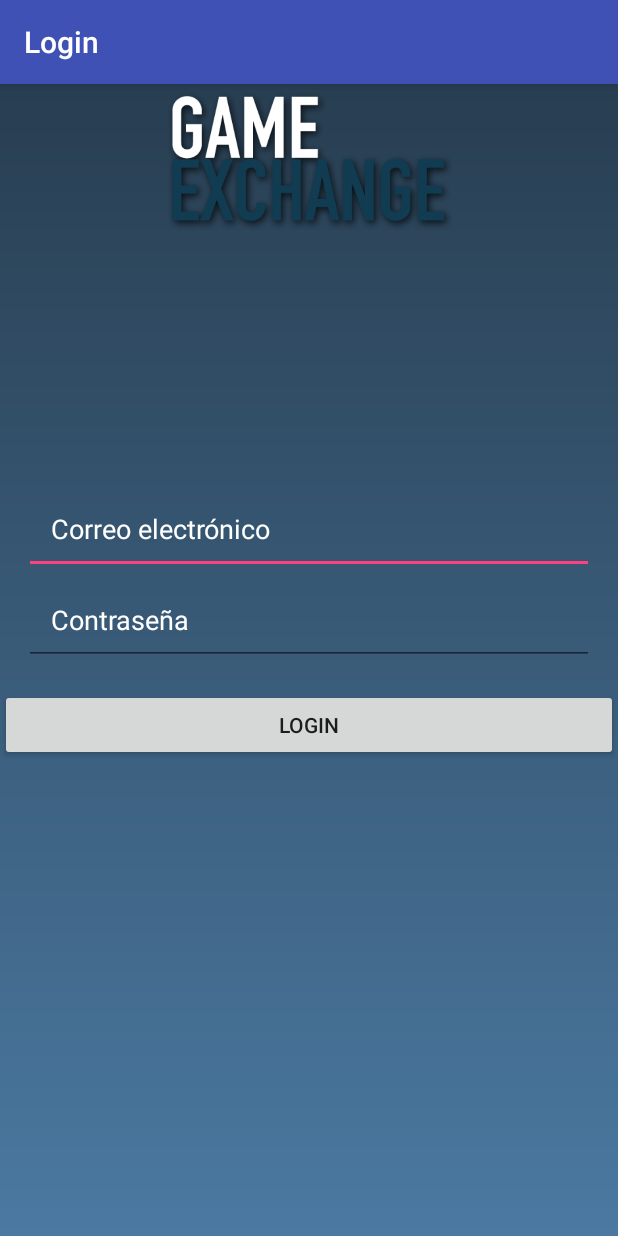
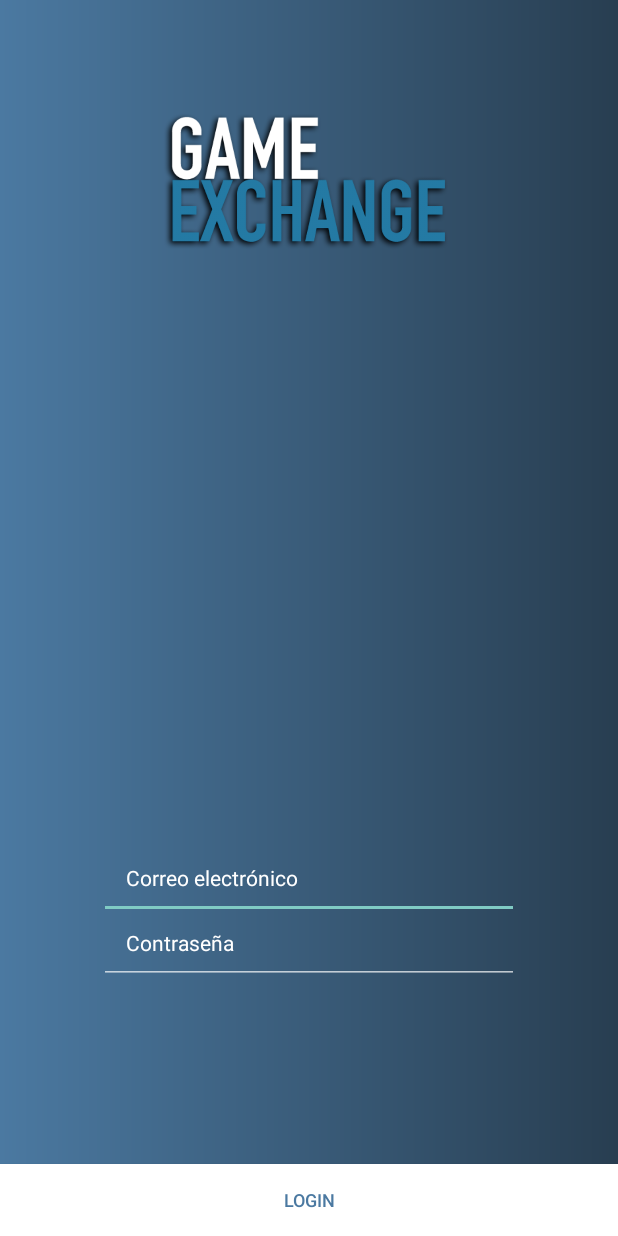
Before and after one commit to JoonGB/GameExangeApp, an Android app: the LoginActivity screen opened directly, with no data from a screen before it, on a phone screen of 412 x 824 dp. Run offline under Robolectric (Android 15) with nearby library versions, the phone set to English and light mode, and no system bars; 8 statements that could not run were skipped.

```diff
--- a/app/src/main/AndroidManifest.xml
+++ b/app/src/main/AndroidManifest.xml
@@ -12,7 +12,7 @@
         android:icon="@mipmap/ic_launcher"
         android:label="@string/app_name"
         android:supportsRtl="true"
-        android:theme="@style/AppTheme">
+        android:theme="@style/Theme.AppCompat.NoActionBar">
         <activity android:name=".MainActivity">
             <intent-filter>
                 <action android:name="android.intent.action.MAIN" />
--- a/app/src/main/res/drawable/login_background.xml
+++ b/app/src/main/res/drawable/login_background.xml
@@ -2,9 +2,9 @@
 <shape xmlns:android="http://schemas.android.com/apk/res/android">
 
     <gradient
-        android:angle="90"
-        android:startColor="#4B79A1"
-        android:endColor="#283E51"
+        android:angle="180"
+        android:startColor="#283E51"
+        android:endColor="#4B79A1"
         android:type="linear"/>
 
 </shape>
--- a/app/src/main/res/layout/activity_login.xml
+++ b/app/src/main/res/layout/activity_login.xml
@@ -1,48 +1,86 @@
 <?xml version="1.0" encoding="utf-8"?>
-<LinearLayout xmlns:android="http://schemas.android.com/apk/res/android"
+<android.support.constraint.ConstraintLayout xmlns:android="http://schemas.android.com/apk/res/android"
+    xmlns:app="http://schemas.android.com/apk/res-auto"
+    xmlns:tools="http://schemas.android.com/tools"
     android:layout_width="match_parent"
     android:layout_height="match_parent"
     android:background="@drawable/login_background"
     android:orientation="vertical">
 
     <ImageView
-        android:layout_width="200dp"
+        android:id="@+id/imageView"
+        android:layout_width="0dp"
         android:layout_height="100dp"
-        android:layout_gravity="center"
-        android:src="@drawable/logo" />
+        android:layout_marginTop="70dp"
+        android:src="@drawable/logo"
+        app:layout_constraintHorizontal_bias="0.0"
+        app:layout_constraintLeft_toLeftOf="parent"
+        app:layout_constraintRight_toRightOf="parent"
+        app:layout_constraintTop_toTopOf="parent"
+        app:srcCompat="@drawable/logo"
+        tools:layout_constraintLeft_creator="1"
+        tools:layout_constraintRight_creator="1"
+        tools:layout_constraintTop_creator="1" />
 
-    <LinearLayout
-        android:layout_width="match_parent"
-        android:layout_height="wrap_content"
-        android:layout_marginTop="150dp"
-        android:orientation="vertical"
-        android:padding="16dp">
 
     <EditText
         android:id="@+id/user"
-            android:layout_width="match_parent"
+        android:layout_width="0dp"
         android:layout_height="wrap_content"
+        android:layout_marginBottom="-12dp"
+        android:layout_marginEnd="0dp"
+        android:layout_marginLeft="0dp"
+        android:layout_marginRight="0dp"
+        android:layout_marginStart="0dp"
         android:hint="Correo electrónico"
         android:padding="18dp"
         android:textColor="@android:color/white"
-            android:textColorHint="@android:color/white" />
+        android:textColorHint="@android:color/white"
+        android:textSize="14sp"
+        app:layout_constraintBottom_toTopOf="@+id/password"
+        app:layout_constraintHorizontal_bias="0.0"
+        app:layout_constraintLeft_toLeftOf="@+id/password"
+        app:layout_constraintRight_toRightOf="@+id/password"
+        tools:layout_constraintBottom_creator="1"
+        tools:layout_constraintLeft_creator="1"
+        tools:layout_constraintRight_creator="1" />
 
     <EditText
         android:id="@+id/password"
-            android:layout_width="match_parent"
+        android:layout_width="280dp"
         android:layout_height="wrap_content"
+        android:layout_marginLeft="32dp"
         android:hint="Contraseña"
         android:padding="18dp"
         android:textColor="@android:color/white"
-            android:textColorHint="@android:color/white" />
+        android:textColorHint="@android:color/white"
+        android:textSize="14sp"
+        app:layout_constraintLeft_toLeftOf="parent"
+        tools:layout_conversion_absoluteHeight="57dp"
+        tools:layout_conversion_absoluteWidth="328dp"
+        tools:layout_conversion_absoluteX="16dp"
+        tools:layout_conversion_absoluteY="323dp"
+        android:layout_marginRight="32dp"
+        app:layout_constraintRight_toRightOf="parent"
+        android:layout_marginBottom="120dp"
+        app:layout_constraintBottom_toTopOf="@+id/button" />
 
-    </LinearLayout>
 
     <Button
         android:id="@+id/button"
-        android:layout_width="match_parent"
+        android:layout_width="0dp"
         android:layout_height="wrap_content"
+        android:layout_marginBottom="0dp"
+        android:layout_marginLeft="0dp"
+        android:layout_marginRight="0dp"
+        android:background="@android:color/background_light"
         android:elevation="0dp"
-        android:text="Login" />
+        android:text="Login"
+        android:textColor="@color/colorPrimary"
+        android:textSize="12sp"
+        app:layout_constraintBottom_toBottomOf="parent"
+        app:layout_constraintHorizontal_bias="0.0"
+        app:layout_constraintLeft_toLeftOf="parent"
+        app:layout_constraintRight_toRightOf="parent" />
 
-</LinearLayout>
+</android.support.constraint.ConstraintLayout>
--- a/app/src/main/res/values/colors.xml
+++ b/app/src/main/res/values/colors.xml
@@ -1,6 +1,6 @@
 <?xml version="1.0" encoding="utf-8"?>
 <resources>
-    <color name="colorPrimary">#3F51B5</color>
-    <color name="colorPrimaryDark">#303F9F</color>
+    <color name="colorPrimary">#4b79a1</color>
+    <color name="colorPrimaryDark">#283e51</color>
     <color name="colorAccent">#FF4081</color>
 </resources>
--- a/app/src/main/res/values/styles.xml
+++ b/app/src/main/res/values/styles.xml
@@ -1,7 +1,7 @@
 <resources>
 
     <!-- Base application theme. -->
-    <style name="AppTheme" parent="Theme.AppCompat.Light.DarkActionBar">
+    <style name="AppTheme" parent="Theme.AppCompat.Light.NoActionBar">
         <!-- Customize your theme here. -->
         <item name="colorPrimary">@color/colorPrimary</item>
         <item name="colorPrimaryDark">@color/colorPrimaryDark</item>
```
Also changed, not shown: app/src/main/res/drawable/logo.png, 3 other files. Lines whose indentation alone changed are shown as unchanged.
